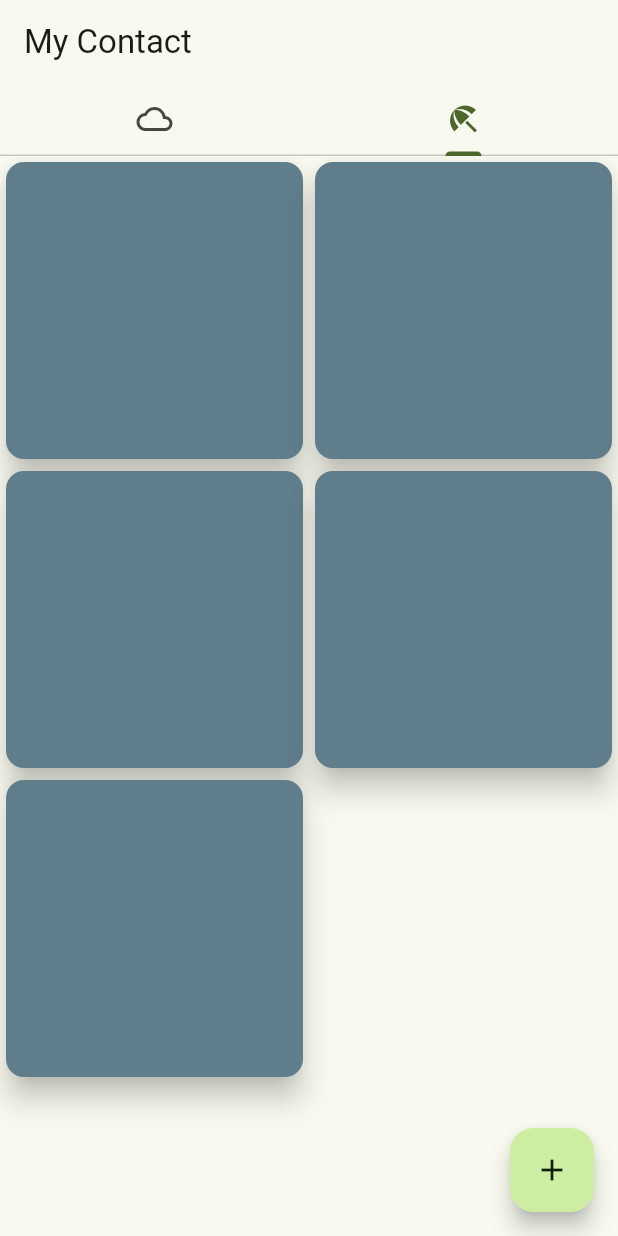
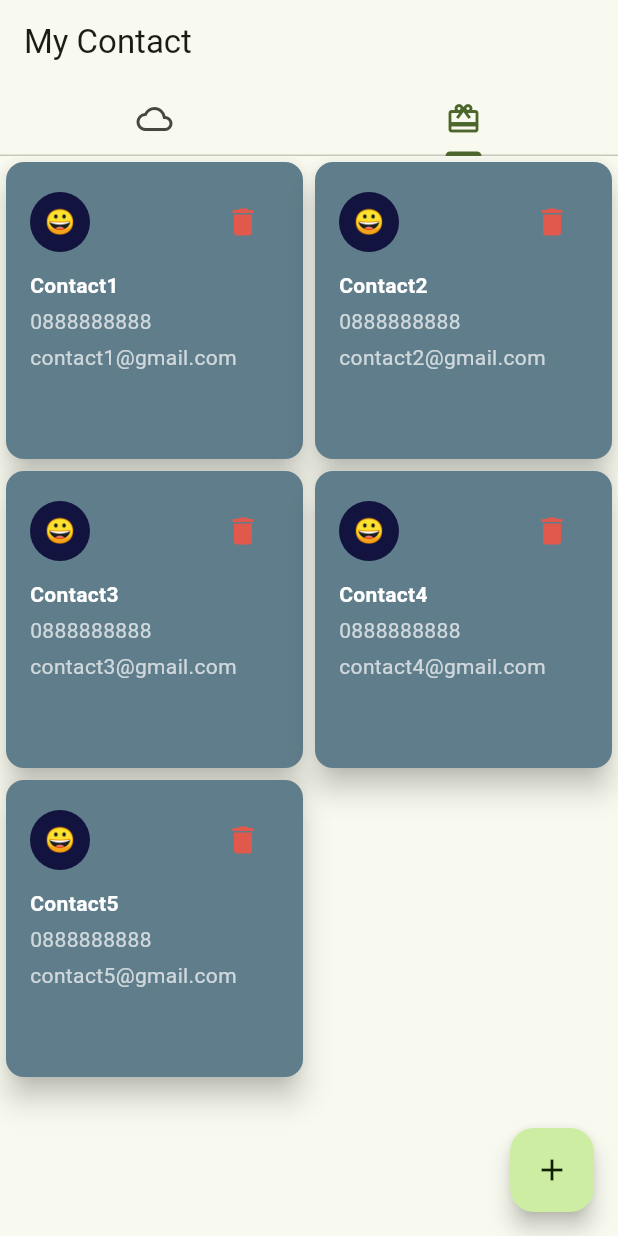
Before and after one commit to Milarize/week_5, a Flutter app: the screen it shows after launch, on a phone screen of 412 x 824 dp. Run offline on Flutter 3.47's test engine with Material 3 defaults, Android fonts, the phone set to English and light mode, and no system bars; our stand-ins replace google_fonts; Roboto replaces fonts that are missing (Kanit).

Commit message:
✅ Finish_AddContent & Emoji 🐌

```diff
--- a/lib/contact_provider.dart
+++ b/lib/contact_provider.dart
@@ -9,27 +9,27 @@ class ContactProvider extends ChangeNotifier {
     Contact(
         id: 1,
         name: 'Contact1',
-        phone: '0888888881',
+        phone: '0888888888',
         email: 'contact1@gmail.com'),
     Contact(
         id: 2,
         name: 'Contact2',
-        phone: '0888888882',
+        phone: '0888888888',
         email: 'contact2@gmail.com'),
     Contact(
         id: 3,
         name: 'Contact3',
-        phone: '0888888883',
+        phone: '0888888888',
         email: 'contact3@gmail.com'),
     Contact(
         id: 4,
         name: 'Contact4',
-        phone: '0888888884',
+        phone: '0888888888',
         email: 'contact4@gmail.com'),
     Contact(
         id: 5,
         name: 'Contact5',
-        phone: '0888888885',
+        phone: '0888888888',
         email: 'contact5@gmail.com'),
   ];
   Contact _currentContact = Contact(id: -1, name: '', email: '', phone: '');
@@ -70,8 +70,7 @@ class ContactProvider extends ChangeNotifier {
     notifyListeners();
   }
 
-  void deleteContact(int i) {
-    int index = _items.indexWhere((c) => c.id == i);
+  void deleteContact(int index) {
     if (index != -1) {
       _items.removeAt(index);
     }
--- a/lib/contact_widget.dart
+++ b/lib/contact_widget.dart
@@ -1,3 +1,4 @@
+import 'dart:math';
 import 'package:flutter/material.dart';
 import 'package:my_contact/add_contact_widget.dart';
 import 'package:my_contact/contact.dart';
@@ -25,7 +26,7 @@ class _ContactWidgetState extends State<ContactWidget> {
               title: Text('My Contact'),
               bottom: TabBar(tabs: <Widget>[
                 Tab(icon: Icon(Icons.cloud_outlined)),
-                Tab(icon: Icon(Icons.beach_access_sharp)),
+                Tab(icon: Icon(Icons.card_giftcard)),
               ]),
             ),
             body: TabBarView(
@@ -134,25 +135,105 @@ class ContactListView2 extends StatelessWidget {
 
   @override
   Widget build(BuildContext context) {
+    // List of emojis to choose from
+    final emojis = [
+      '😀', '😎', '🤩', '😍', '🧐',
+      '🤓', '😇', '🧙‍♂️', '🦸‍♀️', '👨‍🚀',
+    ];
+
     return Consumer<ContactProvider>(
       builder: (context, contactProvider, child) {
         return GridView.builder(
-        gridDelegate:
-            SliverGridDelegateWithFixedCrossAxisCount(crossAxisCount: 2),
+          gridDelegate: const SliverGridDelegateWithFixedCrossAxisCount(
+            crossAxisCount: 2,
+          ),
+          itemCount: contactProvider.items.length,
           itemBuilder: (context, index) {
+            final contact = contactProvider.items[index];
+            final randomEmoji = emojis[Random().nextInt(emojis.length)]; // Randomly select an emoji
+
             return Card(
               color: Colors.blueGrey,
               shape: RoundedRectangleBorder(
                 borderRadius: BorderRadius.circular(12.0),
               ),
               elevation: 8,
-            child: Container(
-              child: Center(),
+              child: Padding(
+                padding: const EdgeInsets.all(16.0),
+                child: Column(
+                  crossAxisAlignment: CrossAxisAlignment.start,
+                  children: [
+                    Row(
+                      mainAxisAlignment: MainAxisAlignment.spaceBetween,
+                      children: [
+                        CircleAvatar(
+                          child: Text(randomEmoji),
+                          backgroundColor: Color.fromARGB(255, 18, 19, 62),
+                        ),
+                        IconButton(
+                          icon: const Icon(Icons.delete,
+                              color: Color.fromARGB(255, 224, 89, 76)),
+                          onPressed: () {
+                            showDialog(
+                              context: context,
+                              builder: (context) {
+                                return AlertDialog(
+                                  title: const Text('Delete Contact'),
+                                  content: const Text(
+                                      'Are you sure you want to delete this contact?'),
+                                  actions: [
+                                    TextButton(
+                                      onPressed: () {
+                                        Navigator.pop(context);
+                                      },
+                                      child: const Text('Cancel'),
+                                    ),
+                                    TextButton(
+                                      onPressed: () {
+                                        Provider.of<ContactProvider>(context,
+                                                listen: false)
+                                            .deleteContact(index);
+                                        Navigator.pop(context);
+                                      },
+                                      child: const Text('Delete'),
+                                    ),
+                                  ],
+                                );
+                              },
+                            );
+                          },
+                        ),
+                      ],
+                    ),
+                    const SizedBox(height: 8.0),
+                    Text(
+                      contact.name,
+                      style: const TextStyle(
+                        color: Colors.white,
+                        fontWeight: FontWeight.bold,
+                      ),
+                    ),
+                    const SizedBox(height: 4.0),
+                    Text(
+                      contact.phone,
+                      style: const TextStyle(
+                        color: Colors.white70,
+                      ),
+                    ),
+                    const SizedBox(height: 4.0),
+                    Text(
+                      contact.email,
+                      style: const TextStyle(
+                        color: Colors.white70,
+                      ),
+                    ),
+                  ],
+                ),
               ),
             );
           },
-        itemCount: contactProvider.items.length,
         );
-    });
+      },
+    );
   }
 }
```
Lines whose indentation alone changed are shown as unchanged.
